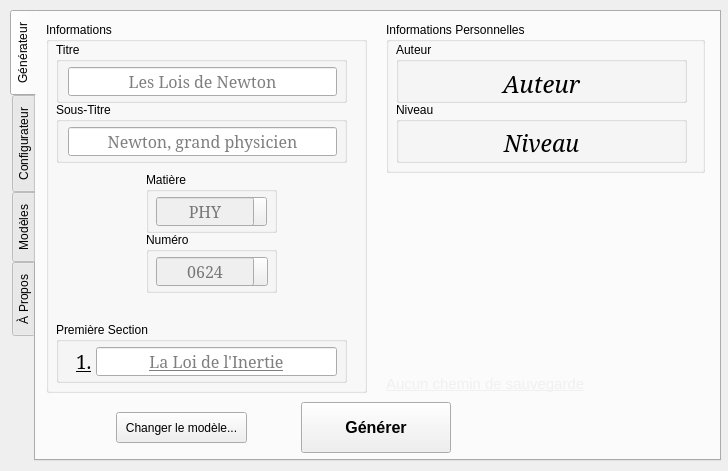
Above: src/pyEtude.ui from BourgonLaurent/pyEtude before the change. Below: the same form after it.
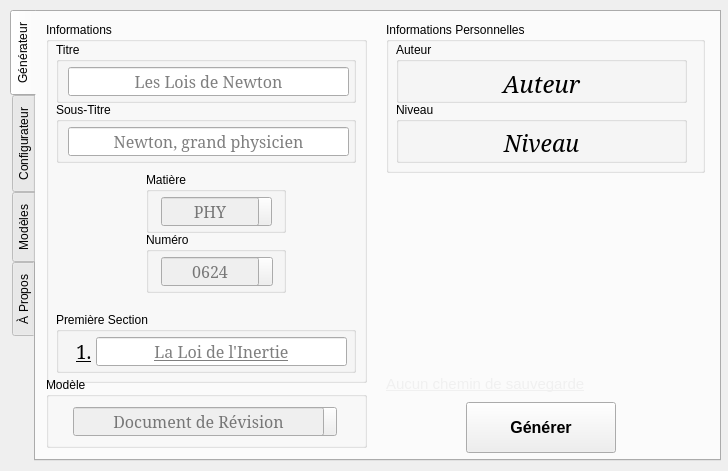
That is the form after the change. The open tabs and pages were chosen to show the change. Icons and pictures are not drawn.

```diff
--- a/src/pyEtude.ui
+++ b/src/pyEtude.ui
@@ -1823,7 +1823,7 @@
         <x>10</x>
         <y>10</y>
         <width>321</width>
-        <height>371</height>
+        <height>361</height>
        </rect>
       </property>
       <property name="title">
@@ -1834,7 +1834,7 @@
         <rect>
          <x>10</x>
          <y>20</y>
-         <width>291</width>
+         <width>300</width>
          <height>61</height>
         </rect>
        </property>
@@ -1846,7 +1846,7 @@
          <rect>
           <x>12</x>
           <y>25</y>
-          <width>269</width>
+          <width>281</width>
           <height>29</height>
          </rect>
         </property>
@@ -1878,7 +1878,7 @@
         <rect>
          <x>10</x>
          <y>80</y>
-         <width>291</width>
+         <width>300</width>
          <height>61</height>
         </rect>
        </property>
@@ -1890,7 +1890,7 @@
          <rect>
           <x>12</x>
           <y>25</y>
-          <width>269</width>
+          <width>281</width>
           <height>29</height>
          </rect>
         </property>
@@ -1922,7 +1922,7 @@
         <rect>
          <x>100</x>
          <y>150</y>
-         <width>131</width>
+         <width>140</width>
          <height>61</height>
         </rect>
        </property>
@@ -1935,7 +1935,7 @@
         </property>
         <property name="geometry">
          <rect>
-          <x>10</x>
+          <x>15</x>
           <y>25</y>
           <width>98</width>
           <height>29</height>
@@ -1978,7 +1978,7 @@
        <widget class="QPushButton" name="matToolButton">
         <property name="geometry">
          <rect>
-          <x>101</x>
+          <x>106</x>
           <y>25</y>
           <width>20</width>
           <height>29</height>
@@ -1999,7 +1999,7 @@
         <rect>
          <x>100</x>
          <y>210</y>
-         <width>131</width>
+         <width>140</width>
          <height>61</height>
         </rect>
        </property>
@@ -2012,7 +2012,7 @@
         </property>
         <property name="geometry">
          <rect>
-          <x>10</x>
+          <x>15</x>
           <y>25</y>
           <width>98</width>
           <height>29</height>
@@ -2046,7 +2046,7 @@
        <widget class="QPushButton" name="numToolButton">
         <property name="geometry">
          <rect>
-          <x>101</x>
+          <x>106</x>
           <y>25</y>
           <width>21</width>
           <height>29</height>
@@ -2066,8 +2066,8 @@
        <property name="geometry">
         <rect>
          <x>10</x>
-         <y>300</y>
-         <width>291</width>
+         <y>290</y>
+         <width>300</width>
          <height>61</height>
         </rect>
        </property>
@@ -2102,7 +2102,7 @@
          <rect>
           <x>40</x>
           <y>25</y>
-          <width>241</width>
+          <width>251</width>
           <height>29</height>
          </rect>
         </property>
@@ -2294,9 +2294,9 @@
      <widget class="QWidget" name="horizontalLayoutWidget">
       <property name="geometry">
        <rect>
-        <x>10</x>
+        <x>340</x>
         <y>390</y>
-        <width>661</width>
+        <width>331</width>
         <height>51</height>
        </rect>
       </property>
@@ -2338,27 +2338,73 @@
        </item>
       </layout>
      </widget>
-     <widget class="QPushButton" name="modelPushButton">
+     <widget class="QGroupBox" name="modelGroupBox">
       <property name="geometry">
        <rect>
-        <x>80</x>
-        <y>400</y>
-        <width>131</width>
-        <height>31</height>
+        <x>10</x>
+        <y>365</y>
+        <width>321</width>
+        <height>71</height>
        </rect>
       </property>
-      <property name="sizePolicy">
-       <sizepolicy hsizetype="Fixed" vsizetype="Fixed">
-        <horstretch>0</horstretch>
-        <verstretch>0</verstretch>
-       </sizepolicy>
+      <property name="title">
+       <string>Modèle</string>
       </property>
-      <property name="cursor">
-       <cursorShape>PointingHandCursor</cursorShape>
-      </property>
-      <property name="text">
-       <string>Changer le modèle...</string>
-      </property>
+      <widget class="QLineEdit" name="modelLineEdit">
+       <property name="enabled">
+        <bool>false</bool>
+       </property>
+       <property name="geometry">
+        <rect>
+         <x>27</x>
+         <y>30</y>
+         <width>251</width>
+         <height>29</height>
+        </rect>
+       </property>
+       <property name="sizePolicy">
+        <sizepolicy hsizetype="Expanding" vsizetype="Expanding">
+         <horstretch>0</horstretch>
+         <verstretch>0</verstretch>
+        </sizepolicy>
+       </property>
+       <property name="font">
+        <font>
+         <family>Garamond</family>
+         <pointsize>12</pointsize>
+        </font>
+       </property>
+       <property name="text">
+        <string/>
+       </property>
+       <property name="alignment">
+        <set>Qt::AlignCenter</set>
+       </property>
+       <property name="placeholderText">
+        <string>Document de Révision</string>
+       </property>
+       <property name="clearButtonEnabled">
+        <bool>false</bool>
+       </property>
+      </widget>
+      <widget class="QPushButton" name="modelToolButton">
+       <property name="geometry">
+        <rect>
+         <x>270</x>
+         <y>30</y>
+         <width>21</width>
+         <height>29</height>
+        </rect>
+       </property>
+       <property name="cursor">
+        <cursorShape>PointingHandCursor</cursorShape>
+       </property>
+       <property name="text">
+        <string/>
+       </property>
+      </widget>
+      <zorder>modelToolButton</zorder>
+      <zorder>modelLineEdit</zorder>
      </widget>
     </widget>
     <widget class="QWidget" name="configTab">
```
Left out of the diff: 97 changed lines with no effect on the pictures.
